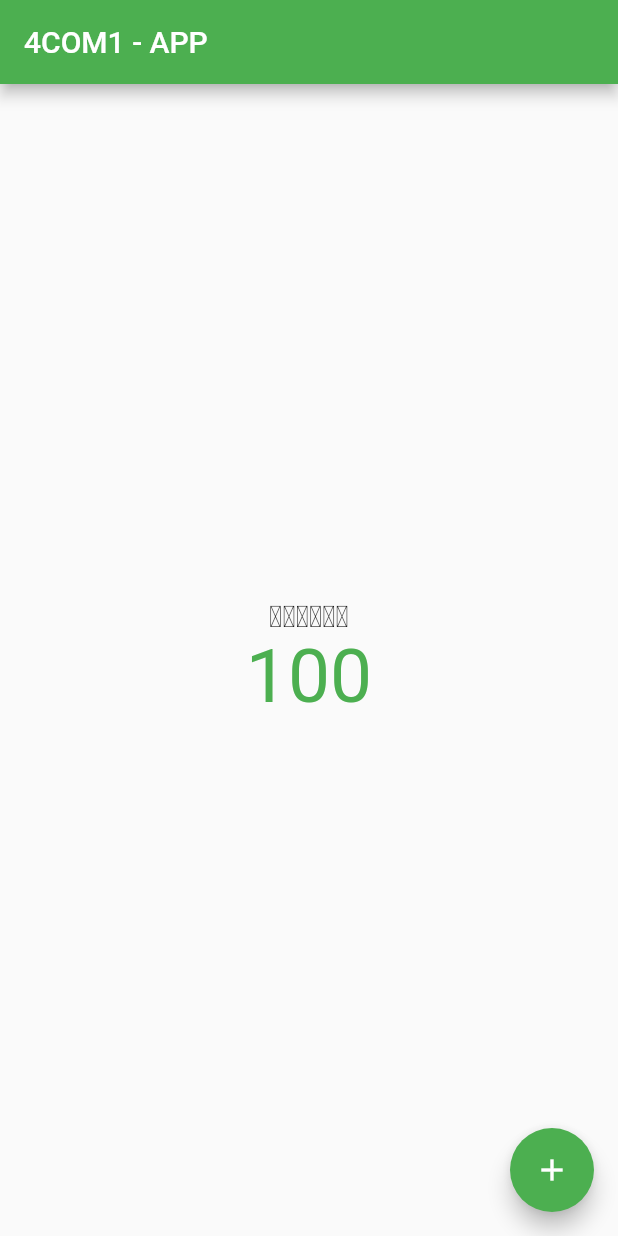
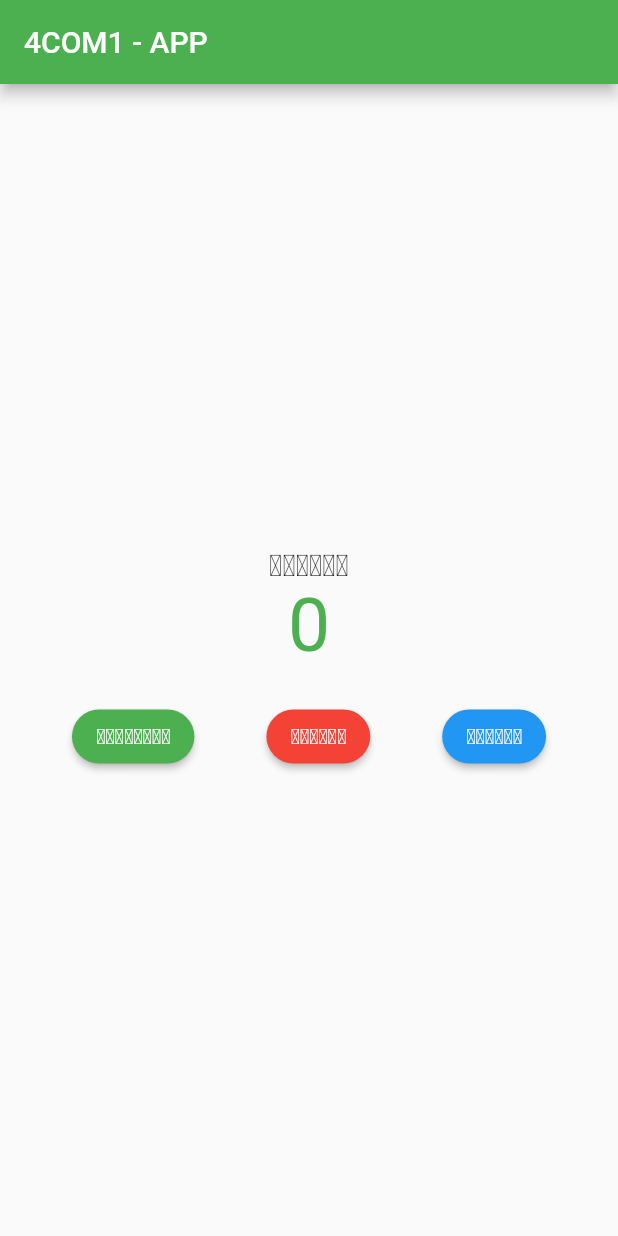
Before and after one commit to Monaliza14xx/flutter-4com1, a Flutter app: the screen it shows after launch, on a phone screen of 412 x 824 dp. Run offline on Flutter 3.47's test engine with Material 2 defaults, Android fonts, the phone set to English and light mode, and no system bars.

Commit message:
Add CustomButton widget and functionality to increment, decrement, and reset counter

```diff
--- a/lib/main.dart
+++ b/lib/main.dart
@@ -37,12 +37,57 @@ class MyHomePage extends StatefulWidget {
   State<MyHomePage> createState() => _MyHomePageState();
 }
 
+class CustomButton extends StatelessWidget {
+  const CustomButton(
+      {Key? key,
+      required this.funcPromt,
+      required this.btnText,
+      required this.btnColor})
+      : super(key: key);
+
+  final Function() funcPromt;
+  final String btnText;
+  final Color btnColor;
+
+  @override
+  Widget build(BuildContext context) {
+    return ElevatedButton(
+        onPressed: funcPromt,
+        style: ElevatedButton.styleFrom(
+            primary: btnColor,
+            shape: RoundedRectangleBorder(
+                borderRadius: BorderRadius.circular(20))),
+        child: Text(btnText));
+  }
+}
+
 class _MyHomePageState extends State<MyHomePage> {
-  int _counter = 100;
+  int _counter = 0;
 
   void _incrementCounter() {
     setState(() {
-      _counter--;
+      _counter++;
+    });
+  }
+
+  void _disincrementCounter() {
+    setState(() {
+      // if(_counter <= 0){
+      //   _counter = 0;
+      // }else{
+      //   _counter--;
+      // }
+
+      if(_counter > 0){
+        _counter--;
+      }
+
+    });
+  }
+
+  void _resetCounter() {
+    setState(() {
+      _counter = 0;
     });
   }
 
@@ -64,20 +109,6 @@ class _MyHomePageState extends State<MyHomePage> {
         // Center is a layout widget. It takes a single child and positions it
         // in the middle of the parent.
         child: Column(
-          // Column is also a layout widget. It takes a list of children and
-          // arranges them vertically. By default, it sizes itself to fit its
-          // children horizontally, and tries to be as tall as its parent.
-          //
-          // Invoke "debug painting" (press "p" in the console, choose the
-          // "Toggle Debug Paint" action from the Flutter Inspector in Android
-          // Studio, or the "Toggle Debug Paint" command in Visual Studio Code)
-          // to see the wireframe for each widget.
-          //
-          // Column has various properties to control how it sizes itself and
-          // how it positions its children. Here we use mainAxisAlignment to
-          // center the children vertically; the main axis here is the vertical
-          // axis because Columns are vertical (the cross axis would be
-          // horizontal).
           mainAxisAlignment: MainAxisAlignment.center,
           children: <Widget>[
             const Text(
@@ -88,14 +119,31 @@ class _MyHomePageState extends State<MyHomePage> {
               '$_counter',
               style: const TextStyle(color: Colors.green, fontSize: 50),
             ),
+            const SizedBox(height: 20),
+            Row(
+              mainAxisAlignment: MainAxisAlignment.spaceEvenly,
+              children: <Widget>[
+                CustomButton(
+                  funcPromt: _incrementCounter,
+                  btnColor: Colors.green,
+                  btnText: 'ເພີ່ມຄ່າ',
+                ),
+                CustomButton(
+                  funcPromt: _disincrementCounter,
+                  btnColor: Colors.red,
+                  btnText: 'ລົບຄ່າ',
+                ),
+                CustomButton(
+                  funcPromt: _resetCounter,
+                  btnColor: Colors.blue,
+                  btnText: 'ຄືນຄ່າ',
+                ),
+              ],
+            )
           ],
         ),
       ),
-      floatingActionButton: FloatingActionButton(
-        onPressed: _incrementCounter,
-        tooltip: 'Increment',
-        child: const Icon(Icons.add),
-      ), // This trailing comma makes auto-formatting nicer for build methods.
+      // This trailing comma makes auto-formatting nicer for build methods.
     );
   }
 }
```
